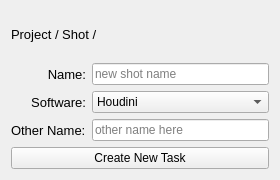
Above: ui/NewTask.ui from carlocarfora/cc-pipe before the change. Below: the same form after it.
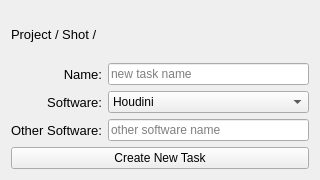
That is the form after the change.

Commit message: working folder structure and gui

```diff
--- a/ui/NewTask.ui
+++ b/ui/NewTask.ui
@@ -6,7 +6,7 @@
    <rect>
     <x>0</x>
     <y>0</y>
-    <width>280</width>
+    <width>320</width>
     <height>180</height>
    </rect>
   </property>
@@ -18,13 +18,13 @@
   </property>
   <property name="minimumSize">
    <size>
-    <width>280</width>
+    <width>320</width>
     <height>180</height>
    </size>
   </property>
   <property name="maximumSize">
    <size>
-    <width>280</width>
+    <width>320</width>
     <height>180</height>
    </size>
   </property>
@@ -92,7 +92,7 @@
           </font>
          </property>
          <property name="text">
-          <string>Other Name:</string>
+          <string>Other Software:</string>
          </property>
         </widget>
        </item>
@@ -101,13 +101,19 @@
      <item>
       <layout class="QVBoxLayout" name="VBoxEdits">
        <item>
-        <widget class="QLineEdit" name="TaskNameEdit_2">
+        <widget class="QLineEdit" name="TaskNameEdit">
+         <property name="enabled">
+          <bool>true</bool>
+         </property>
          <property name="placeholderText">
-          <string>new shot name</string>
+          <string>new task name</string>
          </property>
          <property name="cursorMoveStyle">
           <enum>Qt::LogicalMoveStyle</enum>
          </property>
+         <property name="clearButtonEnabled">
+          <bool>false</bool>
+         </property>
         </widget>
        </item>
        <item>
@@ -132,7 +138,7 @@
        <item>
         <widget class="QLineEdit" name="lineEdit">
          <property name="placeholderText">
-          <string>other name here</string>
+          <string>other software name </string>
          </property>
         </widget>
        </item>
```
Left out of the diff: 4 changed lines with no effect on the pictures. The commit also changes 4 other files.
